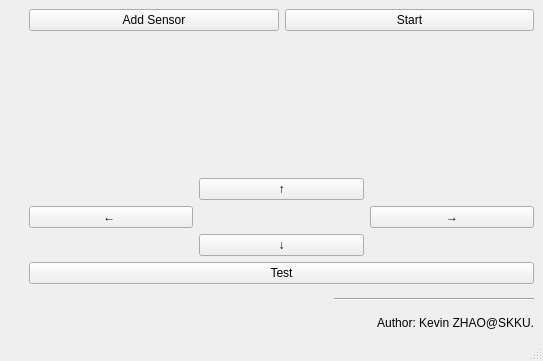
iamkevinzhao/JoySim, file JoySim/main_window.ui: the form before one commit.
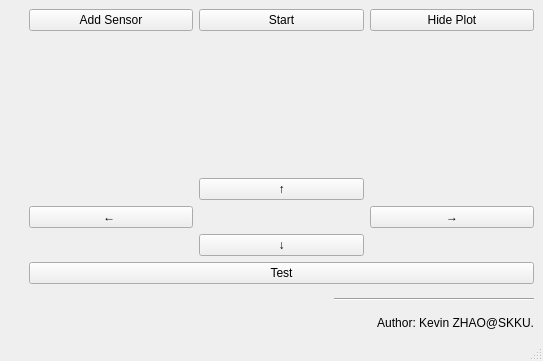
The form after the commit.

```diff
--- a/JoySim/main_window.ui
+++ b/JoySim/main_window.ui
@@ -50,6 +50,13 @@
           </property>
          </widget>
         </item>
+        <item>
+         <widget class="QPushButton" name="ShowPlotPushButton">
+          <property name="text">
+           <string>Hide Plot</string>
+          </property>
+         </widget>
+        </item>
        </layout>
       </item>
       <item>
```
